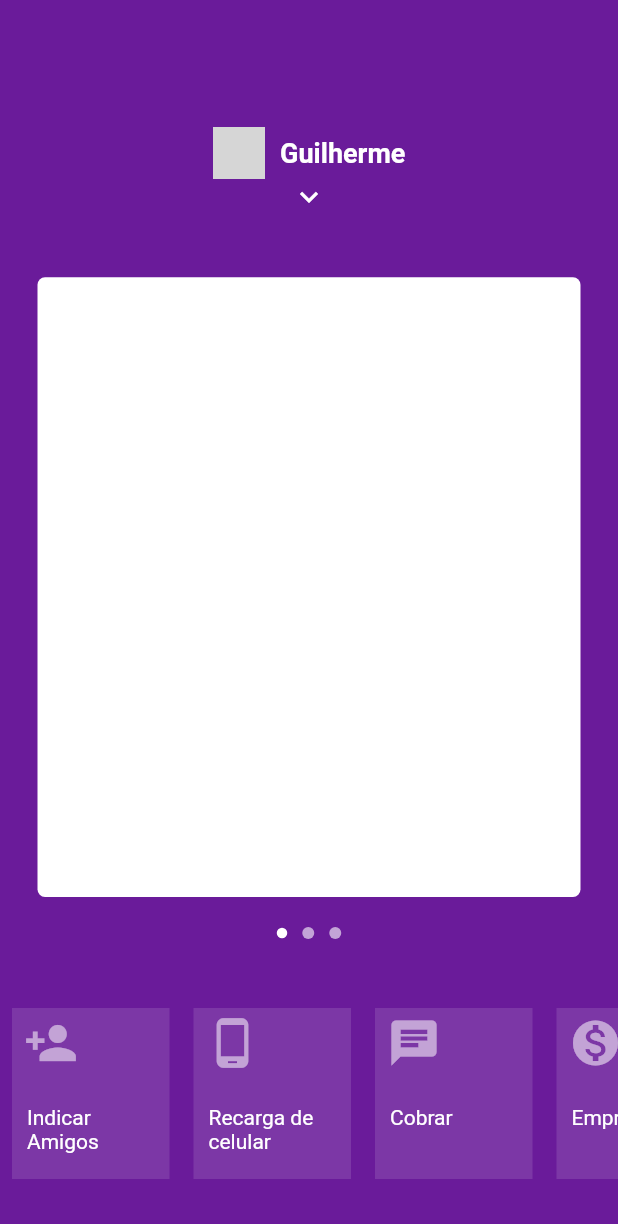
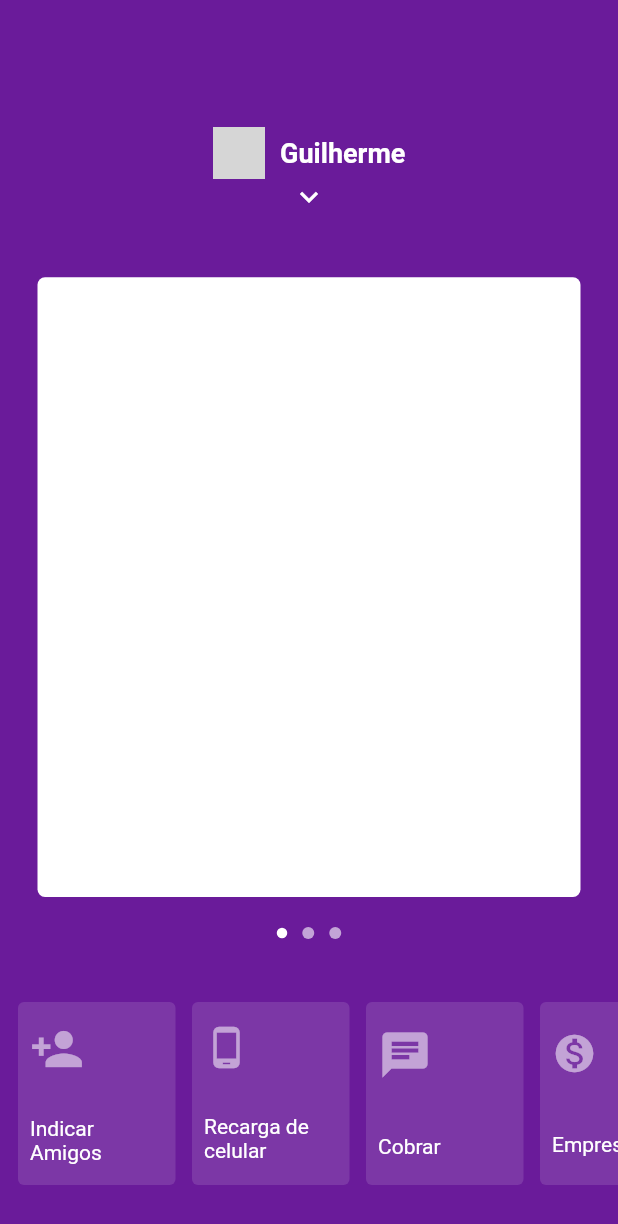
Before and after one commit to kadeguilherme/Nubank, a Flutter app: the screen it shows after launch, on a phone screen of 412 x 824 dp. Shown: the top 1224 px of the screen. Run offline on Flutter 3.47's test engine with Material 2 defaults, Android fonts, the phone set to English and light mode, and no system bars; network calls fail; grey boxes are pictures that could not be loaded.

Commit message:
Refatorando barra inferior

```diff
--- /dev/null
+++ b/lib/model/list_bottom_mock.dart
@@ -0,0 +1,29 @@
+import 'package:flutter/material.dart';
+
+class ListBottomMock {
+  static const data = {
+    'Indicar Amigos': Icon(Icons.person_add, size: 36, color: Colors.white54),
+    'Recarga de celular':
+        Icon(Icons.phone_android, size: 30, color: Colors.white54),
+    'Cobrar': Icon(
+      Icons.chat,
+      size: 36,
+      color: Colors.white54,
+    ),
+    'Emprestimos': Icon(Icons.monetization_on, size: 30, color: Colors.white54),
+    'Depositar': Icon(
+      Icons.move_to_inbox,
+      size: 30,
+      color: Colors.white54,
+    ),
+    'Transferir': Icon(
+      Icons.mobile_screen_share,
+      size: 30,
+      color: Colors.white54,
+    ),
+    'Ajustar limiter':
+        Icon(Icons.format_align_center, size: 30, color: Colors.white54),
+    'Pagar': Icon(Icons.chrome_reader_mode, size: 30, color: Colors.white54),
+    'Bloquear cartão': Icon(Icons.lock_open, size: 30, color: Colors.white54)
+  };
+}
--- a/lib/view/home_page.dart
+++ b/lib/view/home_page.dart
@@ -1,5 +1,6 @@
 import 'package:flutter/material.dart';
-import 'package:nubank/widget/item_menu_bottom.dart';
+import 'package:nubank/model/list_bottom_mock.dart';
+
 import 'package:nubank/widget/date_found.dart';
 import 'package:nubank/widget/my_dots_app.dart';
 import 'package:nubank/widget/page_view_app.dart';
@@ -108,84 +109,38 @@ class _HomePage extends State<HomePage> {
               left: 0,
               right: 0,
               child: Container(
+                margin: EdgeInsets.only(left: 8),
                 height: 130,
-                child: ListView(
+                child: ListView.builder(
                   physics: BouncingScrollPhysics(),
                   scrollDirection: Axis.horizontal,
-                  children: [
-                    ItemMenuBottom(
-                      icon: Icon(
-                        Icons.person_add,
-                        size: 36,
-                        color: Colors.white54,
+                  itemCount: ListBottomMock.data.length,
+                  itemBuilder: (context, index) {
+                    return Padding(
+                      padding: const EdgeInsets.only(right: 3),
+                      child: Card(
+                        elevation: 0,
+                        color: Colors.white12,
+                        child: Container(
+                          alignment: Alignment.topLeft,
+                          padding: EdgeInsets.only(left: 8.0, right: 8.0),
+                          width: 105,
+                          child: Column(
+                            mainAxisAlignment: MainAxisAlignment.spaceAround,
+                            crossAxisAlignment: CrossAxisAlignment.start,
+                            children: [
+                              ListBottomMock.data.values
+                                  .map((e) => e)
+                                  .toList()[index],
+                              Text(ListBottomMock.data.keys
+                                  .map((e) => e)
+                                  .toList()[index]),
+                            ],
+                          ),
+                        ),
                       ),
-                      text: 'Indicar Amigos',
-                    ),
-                    ItemMenuBottom(
-                      icon: Icon(
-                        Icons.phone_android,
-                        size: 36,
-                        color: Colors.white54,
-                      ),
-                      text: 'Recarga de celular',
-                    ),
-                    ItemMenuBottom(
-                      icon: Icon(
-                        Icons.chat,
-                        size: 36,
-                        color: Colors.white54,
-                      ),
-                      text: 'Cobrar',
-                    ),
-                    ItemMenuBottom(
-                      icon: Icon(
-                        Icons.monetization_on,
-                        size: 36,
-                        color: Colors.white54,
-                      ),
-                      text: 'Emprestimos',
-                    ),
-                    ItemMenuBottom(
-                      icon: Icon(
-                        Icons.move_to_inbox,
-                        size: 36,
-                        color: Colors.white54,
-                      ),
-                      text: 'Depositar',
-                    ),
-                    ItemMenuBottom(
-                      icon: Icon(
-                        Icons.mobile_screen_share,
-                        size: 36,
-                        color: Colors.white54,
-                      ),
-                      text: 'Transferir',
-                    ),
-                    ItemMenuBottom(
-                      icon: Icon(
-                        Icons.format_align_center,
-                        size: 36,
-                        color: Colors.white54,
-                      ),
-                      text: 'Ajustar limiter',
-                    ),
-                    ItemMenuBottom(
-                      icon: Icon(
-                        Icons.chrome_reader_mode,
-                        size: 36,
-                        color: Colors.white54,
-                      ),
-                      text: 'Pagar',
-                    ),
-                    ItemMenuBottom(
-                      icon: Icon(
-                        Icons.lock_open,
-                        size: 36,
-                        color: Colors.white54,
-                      ),
-                      text: 'Bloquear cartão',
-                    ),
-                  ],
+                    );
+                  },
                 ),
               ),
             )
--- a/lib/widget/date_found.dart
+++ b/lib/widget/date_found.dart
@@ -1,5 +1,4 @@
 import 'package:flutter/material.dart';
-
 import 'package:nubank/widget/item_menu.dart';
 
 class DateFound extends StatelessWidget {
--- a/lib/widget/item_menu_bottom.dart
+++ /dev/null
@@ -1,35 +0,0 @@
-import 'package:flutter/material.dart';
-
-class ItemMenuBottom extends StatelessWidget {
-  final String text;
-  final Icon icon;
-
-  ItemMenuBottom({this.text, this.icon});
-  @override
-  Widget build(BuildContext context) {
-    return Padding(
-      padding: EdgeInsets.all(8.0),
-      child: Container(
-        color: Colors.white12,
-        width: 105,
-        child: Column(
-          crossAxisAlignment: CrossAxisAlignment.start,
-          children: [
-            Padding(
-              padding: EdgeInsets.only(top: 5, left: 8),
-              child: icon,
-            ),
-            SizedBox(height: 20),
-            Padding(
-              padding: EdgeInsets.symmetric(vertical: 4.0, horizontal: 10),
-              child: Text(
-               text,
-                style: TextStyle(fontWeight: FontWeight.w400),
-              ),
-            ),
-          ],
-        ),
-      ),
-    );
-  }
-}
```
